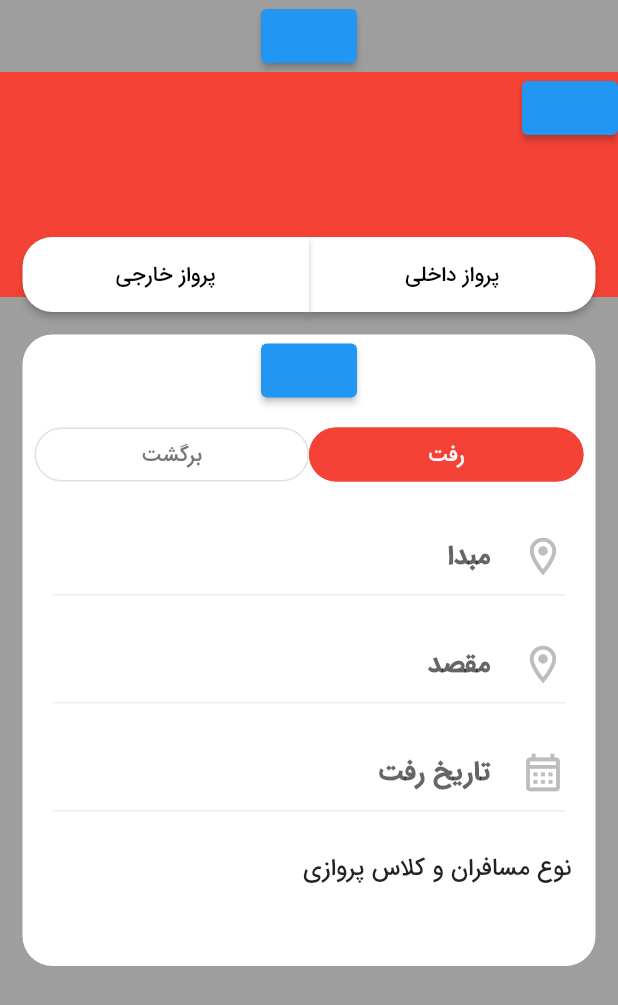
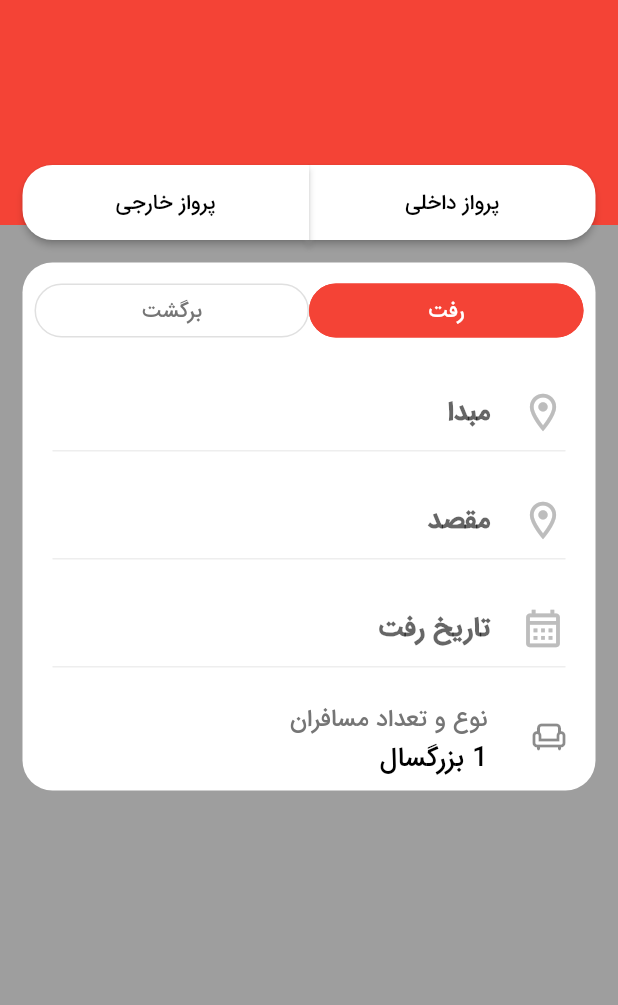
Before and after one commit to RezaNazari051/Parhamkish-Projrct-3, a Flutter app: the screen it shows after launch, on a phone screen of 412 x 824 dp. Shown: the top 1005 px of the screen. Run offline on Flutter 3.47's test engine with Material 2 defaults, Android fonts, the phone set to English and light mode, and no system bars.

Commit message:
fixed bug index for listTile

```diff
--- a/alibaba_v3/lib/screens/select_date_screen.dart
+++ b/alibaba_v3/lib/screens/select_date_screen.dart
@@ -10,11 +10,10 @@ class SelectScreen extends StatefulWidget {
 }
 
 class _SelectScreenState extends State<SelectScreen> {
-  int topItemIndex = 0;
+  int topItemIndex = 1;
   @override
   void initState() {
     super.initState();
-    setState(() {});
   }
 
   @override
@@ -23,19 +22,9 @@ class _SelectScreenState extends State<SelectScreen> {
       backgroundColor: Colors.grey[500],
       body: Column(
         children: [
-          ElevatedButton(
-              onPressed: () {
-                print('Elevated: $topItemIndex');
-              },
-              child: Text('')),
           Stack(
             children: [
               Container(height: 150, color: Colors.red),
-              ElevatedButton(
-                  onPressed: () {
-                    print('Elevated: $topItemIndex');
-                  },
-                  child: Text('')),
               Padding(
                 padding: EdgeInsets.only(top: 110, right: 15, left: 15),
                 child: Row(
--- a/alibaba_v3/lib/widgets/center_items.dart
+++ b/alibaba_v3/lib/widgets/center_items.dart
@@ -4,8 +4,8 @@ import 'package:alibaba_v3/widgets/text_field.dart';
 import 'package:flutter/material.dart';
 
 class CenterItems extends StatefulWidget {
-  CenterItems({Key? key, required this.selectedIndex}) : super(key: key);
-  int? selectedIndex;
+  const CenterItems({Key? key, required this.selectedIndex}) : super(key: key);
+  final selectedIndex;
   @override
   State<CenterItems> createState() => _CenterItemsState();
 }
@@ -16,41 +16,30 @@ class _CenterItemsState extends State<CenterItems> {
   @override
   void initState() {
     super.initState();
-    selectedIndex = widget.selectedIndex;
   }
 
   @override
   Widget build(BuildContext context) {
-    return Expanded(
-      child: Padding(
-        padding:
-            const EdgeInsets.only(top: 15, right: 15, left: 15, bottom: 180),
+    return Padding(
+      padding: const EdgeInsets.only(top: 15, right: 15, left: 15, bottom: 15),
       child: Container(
         decoration: BoxDecoration(
           color: Colors.white,
           borderRadius: BorderRadius.circular(20),
         ),
-          height: 30,
         child: Column(
           children: [
-              ElevatedButton(
-                  onPressed: () {
-                    print('final  $selectedIndex');
-                  },
-                  child: Text('')),
             Padding(
               padding: const EdgeInsets.all(8.0),
               child: SwitchButton(),
             ),
             TextFields(text: 'مبدا', icon: Icons.location_on_outlined),
             TextFields(text: 'مقصد', icon: Icons.location_on_outlined),
-              TextFields(
-                  text: 'تاریخ رفت', icon: Icons.calendar_month_outlined),
+            TextFields(text: 'تاریخ رفت', icon: Icons.calendar_month_outlined),
             ListTileNumberOfPassengers(
-                index: selectedIndex!,
+              index: widget.selectedIndex,
             )
           ],
-          ),
         ),
       ),
     );
--- a/alibaba_v3/lib/widgets/list_tile.dart
+++ b/alibaba_v3/lib/widgets/list_tile.dart
@@ -1,9 +1,11 @@
+import 'dart:ui';
+
 import 'package:flutter/material.dart';
 
 class ListTileNumberOfPassengers extends StatefulWidget {
-  ListTileNumberOfPassengers({Key? key, required this.index, required})
+  const ListTileNumberOfPassengers({Key? key, required this.index, required})
       : super(key: key);
-  int? index;
+  final int index;
   @override
   State<ListTileNumberOfPassengers> createState() =>
       _ListTileNumberOfPassengersState();
@@ -15,17 +17,24 @@ class _ListTileNumberOfPassengersState
   @override
   void initState() {
     super.initState();
-    index = widget.index;
   }
 
   @override
   Widget build(BuildContext context) {
     return ListTile(
+      leading: Container(
+          width: 30, child: Center(child: Icon(Icons.chair_outlined))),
       onTap: () {
-        print('listTile : $index');
+        print('listTile : ${widget.index}');
       },
       title: Text(
-          index == 1 ? 'نوع و تعداد مسافران' : 'نوع مسافران و کلاس پروازی'),
+        widget.index == 1 ? 'نوع و تعداد مسافران' : 'نوع مسافران و کلاس پروازی',
+        style: TextStyle(color: Colors.grey[600]),
+      ),
+      subtitle: Text(
+        '1 بزرگسال',
+        style: TextStyle(fontSize: 18, color: Colors.black),
+      ),
     );
   }
 }
```
Lines whose indentation alone changed are shown as unchanged.
